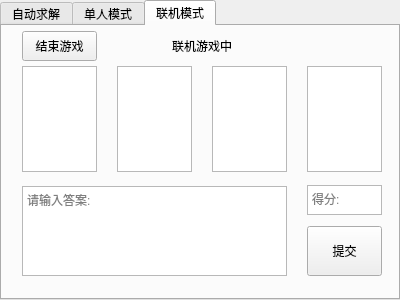
The window that gamewidget.ui (SusieGlitter/puzzle24_LANbattle) describes before a commit, drawn with Qt 5.
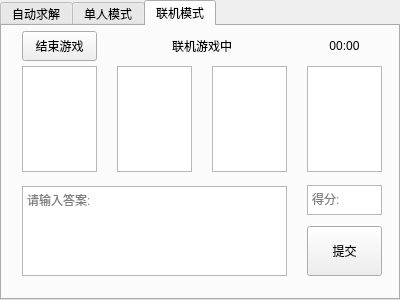
The same window after the commit. The open tabs and pages were chosen to show the change. Icons and pictures are not drawn.

Diff of the .ui file:
```diff
--- a/gamewidget.ui
+++ b/gamewidget.ui
@@ -541,6 +541,22 @@
         <string/>
        </property>
       </widget>
+      <widget class="QLabel" name="onlineModeTimer">
+       <property name="geometry">
+        <rect>
+         <x>305</x>
+         <y>5</y>
+         <width>75</width>
+         <height>30</height>
+        </rect>
+       </property>
+       <property name="text">
+        <string>00:00</string>
+       </property>
+       <property name="alignment">
+        <set>Qt::AlignCenter</set>
+       </property>
+      </widget>
      </widget>
      <widget class="QWidget" name="onlineModeRankPage">
       <widget class="QTableWidget" name="onlineModeRankTabel">
```
Left out of the diff: 4 changed lines with no effect on the pictures.
